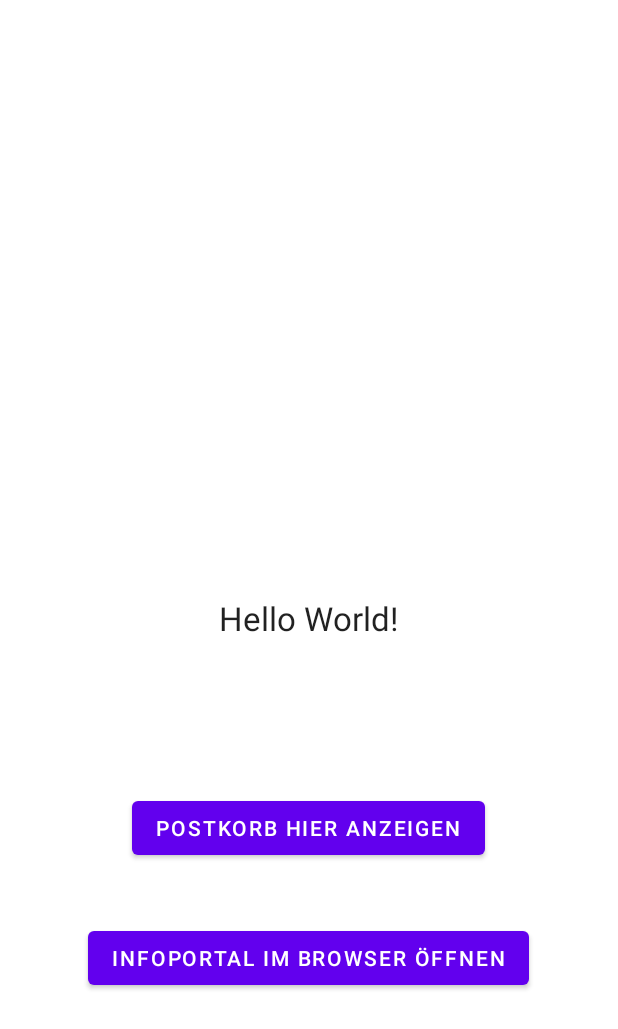
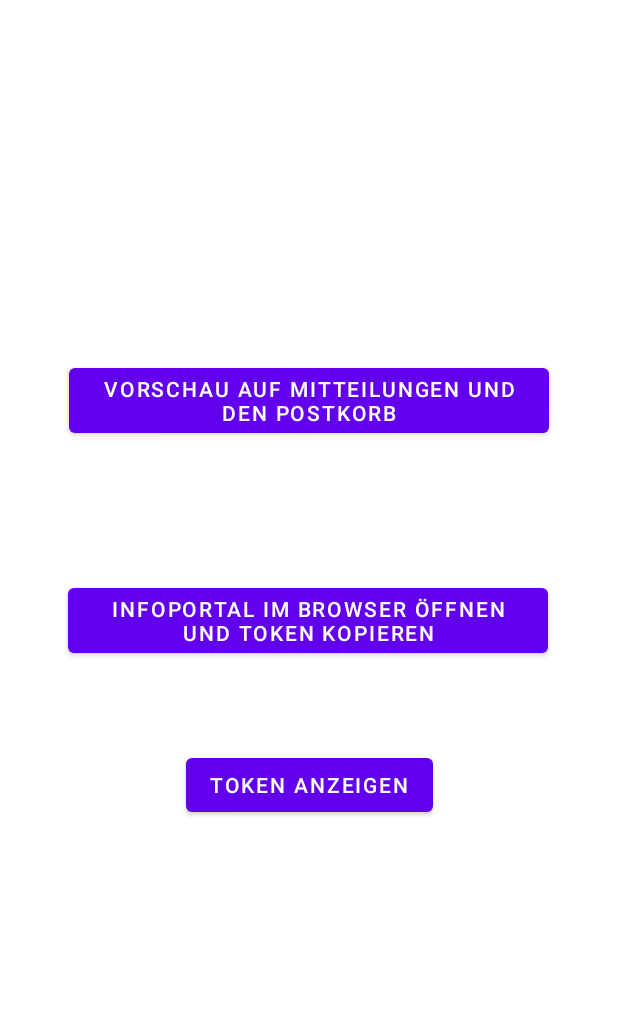
Before and after one commit to mastermax1988/MyInfoportal, an Android app: the layout activity_main.xml on its own in the app's theme, with its tools: preview values and no code run, on a phone screen of 412 x 824 dp. Shown: the top 1029 px of the screen. Run offline under Robolectric (Android 15) with nearby library versions, the phone set to English and light mode, and no system bars.

Commit message:
also parsing top info window

```diff
--- a/app/src/main/AndroidManifest.xml
+++ b/app/src/main/AndroidManifest.xml
@@ -10,7 +10,7 @@
         android:supportsRtl="true"
         android:theme="@style/Theme.MyInfoportal">
         <activity android:name=".WebView" android:screenOrientation="landscape"></activity>
-        <activity android:name=".MainActivity">
+        <activity android:name=".MainActivity"  android:screenOrientation="landscape">
             <intent-filter>
                 <action android:name="android.intent.action.MAIN" />
 
--- a/app/src/main/java/com/example/myinfoportal/WebView.java
+++ b/app/src/main/java/com/example/myinfoportal/WebView.java
@@ -44,8 +44,8 @@ public class WebView extends AppCompatActivity {
                     return;
                 if(!url.contains("login"))
                 {
-                    System.out.println("user seems to be logged in -> grabbing postkorb and logging out");
-                    webView.evaluateJavascript("(function() { return ('<html><table>'+document.getElementById('postkorb-box').innerHTML+'</table></html>'); })();", new CB());
+                    webView.evaluateJavascript("(function() { return ('<html><table>'+document.querySelector('table').innerHTML+" +
+                            "'</table><br><table>'+document.getElementById('postkorb-box').innerHTML+'</table></html>'); })();", new CB());
                     String myCustomJS = "document.getElementsByClassName(\"logout_button\")[0].click()";
                     webView.loadUrl("javascript:(function(){" + myCustomJS + "})()");
                     iMaxTries = 0;
@@ -55,13 +55,11 @@ public class WebView extends AppCompatActivity {
                 if(iMaxTries <=0)
                     return;
                 iMaxTries--;
-                System.out.println(url);
                 super.onPageFinished(view, url);
                 String myCustomJS = "try{document.getElementById('user').value='"+BuildConfig.USERNAME+"'; " +
                         "document.getElementById('password').value='"+BuildConfig.PASSWORD+"'; }catch(e){} " +
                         "try{document.getElementById('otp').value='"+generator.now()+"';}catch(e){} " +
                         "document.getElementById('submit_button').click();";
-                System.out.println(myCustomJS);
                 webView.loadUrl("javascript:(function(){" + myCustomJS + "})()");
             }
         });
--- a/app/src/main/res/layout/activity_main.xml
+++ b/app/src/main/res/layout/activity_main.xml
@@ -6,34 +6,22 @@
     android:layout_height="match_parent"
     tools:context=".MainActivity">
 
-    <TextView
-        android:id="@+id/txt"
-        android:layout_width="wrap_content"
-        android:layout_height="wrap_content"
-        android:text="Hello World!"
-        android:textAppearance="@style/TextAppearance.AppCompat.Large"
-        app:layout_constraintBottom_toBottomOf="parent"
-        app:layout_constraintLeft_toLeftOf="parent"
-        app:layout_constraintRight_toRightOf="parent"
-        app:layout_constraintTop_toTopOf="parent" />
-
     <Button
         android:id="@+id/button"
         android:layout_width="wrap_content"
         android:layout_height="wrap_content"
-        android:text="Postkorb hier anzeigen"
+        android:text="Vorschau auf Mitteilungen und den Postkorb"
         app:layout_constraintBottom_toBottomOf="parent"
         app:layout_constraintEnd_toEndOf="parent"
-        app:layout_constraintHorizontal_bias="0.497"
         app:layout_constraintStart_toStartOf="parent"
-        app:layout_constraintTop_toBottomOf="@+id/txt"
-        app:layout_constraintVertical_bias="0.291" />
+        app:layout_constraintTop_toTopOf="parent"
+        app:layout_constraintVertical_bias="0.311" />
 
     <Button
         android:id="@+id/btnBrowser"
         android:layout_width="wrap_content"
         android:layout_height="wrap_content"
-        android:text="Infoportal im Browser öffnen"
+        android:text="Infoportal im Browser öffnen und Token kopieren"
         app:layout_constraintBottom_toBottomOf="parent"
         app:layout_constraintEnd_toEndOf="parent"
         app:layout_constraintHorizontal_bias="0.495"
@@ -41,4 +29,15 @@
         app:layout_constraintTop_toBottomOf="@+id/button"
         app:layout_constraintVertical_bias="0.192" />
 
+    <Button
+        android:id="@+id/btnToken"
+        android:layout_width="wrap_content"
+        android:layout_height="wrap_content"
+        android:text="Token anzeigen"
+        app:layout_constraintBottom_toBottomOf="parent"
+        app:layout_constraintEnd_toEndOf="parent"
+        app:layout_constraintStart_toStartOf="parent"
+        app:layout_constraintTop_toBottomOf="@+id/btnBrowser"
+        app:layout_constraintVertical_bias="0.174" />
+
 </androidx.constraintlayout.widget.ConstraintLayout>
```
Also changed, not shown: app/src/main/java/com/example/myinfoportal/MainActivity.java (+20 -22 lines).
